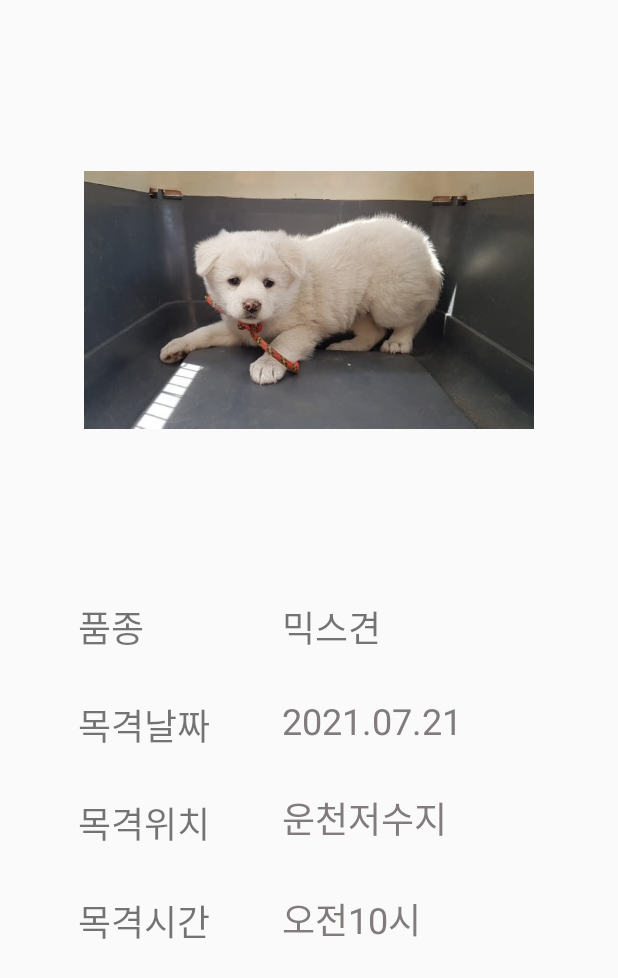
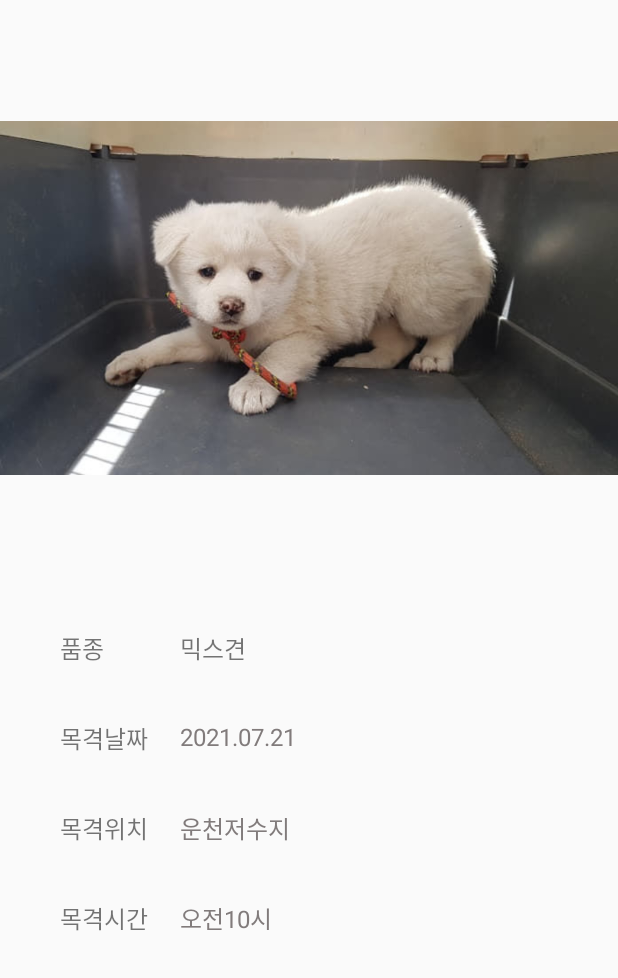
Before and after one commit to 2021-SMHRD-KDT-AI-4/YB, an Android app: the layout f_gridview.xml on its own in the app's theme, with its tools: preview values and no code run, on a phone screen of 412 x 824 dp. Shown: the top 978 px of the screen. Run offline under Robolectric (Android 15) with nearby library versions, the phone set to English and light mode, and no system bars; network calls fail.

```diff
--- a/app/src/main/java/com/example/findyourdog/F_Dog_Write_Result.java
+++ b/app/src/main/java/com/example/findyourdog/F_Dog_Write_Result.java
@@ -26,7 +26,7 @@ public class F_Dog_Write_Result extends AppCompatActivity {
         btn_5 = findViewById(R.id.btn_5);
         btn_f_dog_s = findViewById(R.id.btn_f_dog_s);
         btn_f_dog_s_call = findViewById(R.id.btn_f_dog_s_call);
-        img_f_dog = findViewById(R.id.img_l_dog_picture2);
+        img_f_dog = findViewById(R.id.img_f_dog_picture);
         tv_appname = findViewById(R.id.tv_appname);
         tv_f_dog_ok = findViewById(R.id.tv_f_dog_ok);
         tv_f_dog = findViewById(R.id.tv_f_dog);
--- a/app/src/main/java/com/example/findyourdog/L_Dog_Write_Result.java
+++ b/app/src/main/java/com/example/findyourdog/L_Dog_Write_Result.java
@@ -1,14 +1,11 @@
 package com.example.findyourdog;
 
-import android.content.Context;
 import android.content.DialogInterface;
 import android.content.Intent;
-import android.media.Image;
 import android.net.Uri;
 import android.os.Bundle;
 import android.util.Log;
 import android.view.View;
-import android.widget.Button;
 import android.widget.ImageButton;
 import android.widget.ImageView;
 import android.widget.TextView;
@@ -27,7 +24,7 @@ public class L_Dog_Write_Result extends AppCompatActivity {
         super.onCreate(savedInstanceState);
         setContentView(R.layout.activity_l_dog_write_result);
 
-        img_l_dog_picture2 = findViewById(R.id.img_l_dog_picture2);
+        img_l_dog_picture2 = findViewById(R.id.img_f_dog_picture);
         imgbtn_l_s_tel =(ImageButton) findViewById(R.id.imgbtn_l_s_tel);
         imgbtn_l_s_info =(ImageButton) findViewById(R.id.imgbtn_l_s_info);
 
--- a/app/src/main/res/layout/activity_f_dog_write_result.xml
+++ b/app/src/main/res/layout/activity_f_dog_write_result.xml
@@ -113,7 +113,7 @@
         app:layout_constraintTop_toTopOf="parent" />
 
     <ImageView
-        android:id="@+id/img_l_dog_picture2"
+        android:id="@+id/img_f_dog_picture"
         android:layout_width="334dp"
         android:layout_height="159dp"
         android:layout_marginTop="20dp"
@@ -135,7 +135,7 @@
         android:textSize="16sp"
         app:layout_constraintEnd_toEndOf="parent"
         app:layout_constraintStart_toStartOf="parent"
-        app:layout_constraintTop_toBottomOf="@+id/img_l_dog_picture2" />
+        app:layout_constraintTop_toBottomOf="@+id/img_f_dog_picture" />
 
     <TextView
         android:id="@+id/tv_f_dog_info"
--- a/app/src/main/res/layout/activity_l_dog_write_result.xml
+++ b/app/src/main/res/layout/activity_l_dog_write_result.xml
@@ -20,7 +20,7 @@
         app:layout_constraintTop_toTopOf="parent" />
 
     <ImageView
-        android:id="@+id/img_l_dog_picture2"
+        android:id="@+id/img_f_dog_picture"
         android:layout_width="150dp"
         android:layout_height="150dp"
         android:layout_marginTop="20dp"
@@ -39,7 +39,7 @@
         android:text="품종"
         android:textSize="16sp"
         app:layout_constraintStart_toStartOf="parent"
-        app:layout_constraintTop_toBottomOf="@+id/img_l_dog_picture2" />
+        app:layout_constraintTop_toBottomOf="@+id/img_f_dog_picture" />
 
     <TextView
         android:id="@+id/tv_l_d_result_day"
@@ -72,7 +72,7 @@
         android:text="푸들"
         android:textSize="16sp"
         app:layout_constraintStart_toStartOf="parent"
-        app:layout_constraintTop_toBottomOf="@+id/img_l_dog_picture2" />
+        app:layout_constraintTop_toBottomOf="@+id/img_f_dog_picture" />
 
     <TextView
         android:id="@+id/tv_l_d_result_tel"
--- a/app/src/main/res/layout/f_gridview.xml
+++ b/app/src/main/res/layout/f_gridview.xml
@@ -11,114 +11,114 @@
         android:layout_height="match_parent">
 
         <ImageView
-            android:id="@+id/img_l_dog_picture2"
-            android:layout_width="300dp"
-            android:layout_height="300dp"
+            android:id="@+id/img_f_dog_picture"
+            android:layout_width="414dp"
+            android:layout_height="389dp"
             android:layout_gravity="center"
-            android:layout_marginTop="50dp"
+            android:layout_marginTop="4dp"
             android:src="@drawable/fdog"
             app:layout_constraintEnd_toEndOf="parent"
             app:layout_constraintStart_toStartOf="parent"
             app:layout_constraintTop_toTopOf="parent" />
 
         <TextView
-            android:id="@+id/tv_p_place"
-            android:layout_width="224dp"
-            android:layout_height="52dp"
+            android:id="@+id/tv_f_place"
+            android:layout_width="228dp"
+            android:layout_height="55dp"
             android:layout_gravity="center"
-            android:layout_marginStart="188dp"
-            android:layout_marginTop="15dp"
+            android:layout_marginStart="120dp"
+            android:layout_marginTop="540dp"
             android:text="운천저수지"
             android:textColor="#817B7B"
-            android:textSize="24sp"
-            app:layout_constraintStart_toStartOf="parent"
-            app:layout_constraintTop_toBottomOf="@+id/tv_p_kg" />
-
-        <TextView
-            android:id="@+id/p_kg"
-            android:layout_width="133dp"
-            android:layout_height="50dp"
-            android:layout_gravity="center"
-            android:layout_marginStart="52dp"
-            android:layout_marginTop="15dp"
-            android:text="목격날짜"
-            android:textSize="24sp"
-            app:layout_constraintStart_toStartOf="parent"
-            app:layout_constraintTop_toBottomOf="@+id/p_kind" />
-
-        <TextView
-            android:id="@+id/p_kind"
-            android:layout_width="82dp"
-            android:layout_height="50dp"
-            android:layout_gravity="center"
-            android:layout_marginStart="52dp"
-            android:layout_marginTop="400dp"
-            android:text="품종"
-            android:textSize="24sp"
+            android:textSize="16sp"
             app:layout_constraintStart_toStartOf="parent"
             app:layout_constraintTop_toTopOf="parent" />
 
         <TextView
-            android:id="@+id/p_place"
-            android:layout_width="152dp"
+            android:id="@+id/f_kind"
+            android:layout_width="82dp"
             android:layout_height="50dp"
             android:layout_gravity="center"
-            android:layout_marginStart="52dp"
-            android:layout_marginTop="15dp"
-            android:text="목격위치"
-            android:textSize="24sp"
-            app:layout_constraintStart_toStartOf="parent"
-            app:layout_constraintTop_toBottomOf="@+id/p_kg" />
-
-        <TextView
-            android:id="@+id/p_sex"
-            android:layout_width="153dp"
-            android:layout_height="49dp"
-            android:layout_gravity="center"
-            android:layout_marginStart="52dp"
-            android:layout_marginTop="15dp"
-            android:text="목격시간"
-            android:textSize="24sp"
-            app:layout_constraintStart_toStartOf="parent"
-            app:layout_constraintTop_toBottomOf="@+id/p_place" />
-
-        <TextView
-            android:id="@+id/tv_p_kg"
-            android:layout_width="190dp"
-            android:layout_height="48dp"
-            android:layout_gravity="center"
-            android:layout_marginStart="188dp"
-            android:layout_marginTop="16dp"
-            android:text="2021.07.21"
-            android:textColor="#817B7B"
-            android:textSize="24sp"
-            app:layout_constraintStart_toStartOf="parent"
-            app:layout_constraintTop_toBottomOf="@+id/tv_p_kind" />
-
-        <TextView
-            android:id="@+id/tv_p_kind"
-            android:layout_width="193dp"
-            android:layout_height="48dp"
-            android:layout_gravity="center"
-            android:layout_marginStart="188dp"
-            android:layout_marginTop="400dp"
-            android:text="믹스견"
-            android:textSize="24sp"
+            android:layout_marginStart="40dp"
+            android:layout_marginTop="420dp"
+            android:text="품종"
+            android:textSize="16sp"
             app:layout_constraintStart_toStartOf="parent"
             app:layout_constraintTop_toTopOf="parent" />
 
         <TextView
-            android:id="@+id/tv_p_sex"
-            android:layout_width="197dp"
+            android:id="@+id/f_date"
+            android:layout_width="150dp"
+            android:layout_height="50dp"
+            android:layout_gravity="center"
+            android:layout_marginStart="40dp"
+            android:layout_marginTop="480dp"
+            android:text="목격날짜"
+            android:textSize="16sp"
+            app:layout_constraintStart_toStartOf="parent"
+            app:layout_constraintTop_toTopOf="parent" />
+
+        <TextView
+            android:id="@+id/f_place"
+            android:layout_width="152dp"
+            android:layout_height="50dp"
+            android:layout_gravity="center"
+            android:layout_marginStart="40dp"
+            android:layout_marginTop="540dp"
+            android:text="목격위치"
+            android:textSize="16sp"
+            app:layout_constraintStart_toStartOf="parent"
+            app:layout_constraintTop_toTopOf="parent" />
+
+        <TextView
+            android:id="@+id/f_time"
+            android:layout_width="153dp"
             android:layout_height="49dp"
             android:layout_gravity="center"
-            android:layout_marginStart="188dp"
-            android:layout_marginTop="15dp"
+            android:layout_marginStart="40dp"
+            android:layout_marginTop="600dp"
+            android:text="목격시간"
+            android:textSize="16sp"
+            app:layout_constraintStart_toStartOf="parent"
+            app:layout_constraintTop_toTopOf="parent" />
+
+        <TextView
+            android:id="@+id/tv_f_date"
+            android:layout_width="190dp"
+            android:layout_height="48dp"
+            android:layout_gravity="center"
+            android:layout_marginStart="120dp"
+            android:layout_marginTop="480dp"
+            android:text="2021.07.21"
+            android:textColor="#817B7B"
+            android:textSize="16sp"
+            app:layout_constraintStart_toStartOf="parent"
+            app:layout_constraintTop_toTopOf="parent" />
+
+        <TextView
+            android:id="@+id/tv_f_kind"
+            android:layout_width="193dp"
+            android:layout_height="48dp"
+            android:layout_gravity="center"
+            android:layout_marginStart="120dp"
+            android:layout_marginTop="420dp"
+            android:text="믹스견"
+            android:textSize="16sp"
+            app:layout_constraintStart_toStartOf="parent"
+            app:layout_constraintTop_toTopOf="parent" />
+
+        <TextView
+            android:id="@+id/tv_f_time"
+            android:layout_width="200dp"
+            android:layout_height="52dp"
+            android:layout_gravity="center"
+            android:layout_marginStart="120dp"
+            android:layout_marginTop="600dp"
             android:text="오전10시"
             android:textColor="#817B7B"
-            android:textSize="24sp"
+            android:textSize="16sp"
             app:layout_constraintStart_toStartOf="parent"
-            app:layout_constraintTop_toBottomOf="@+id/tv_p_place" />
+            app:layout_constraintTop_toTopOf="parent" />
 
     </androidx.constraintlayout.widget.ConstraintLayout>
 
```
Also changed, not shown: app/src/main/java/com/example/findyourdog/F_Dog_List_copy.java (+198 -14 lines), app/src/main/java/com/example/findyourdog/FindItem.java (added, +68 -0 lines), app/src/main/java/com/example/findyourdog/ImageLoadTask.java (added, +59 -0 lines).
